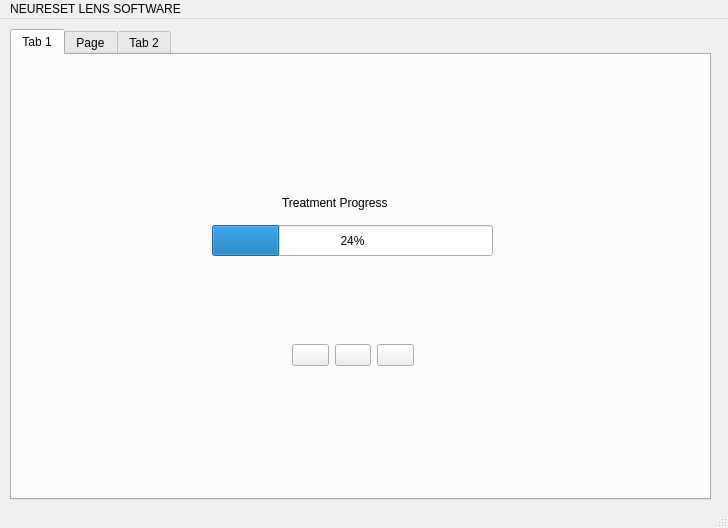
Qt form mainwindow.ui (CATBOYCOWBOY/COMP3004A4) before a commit.
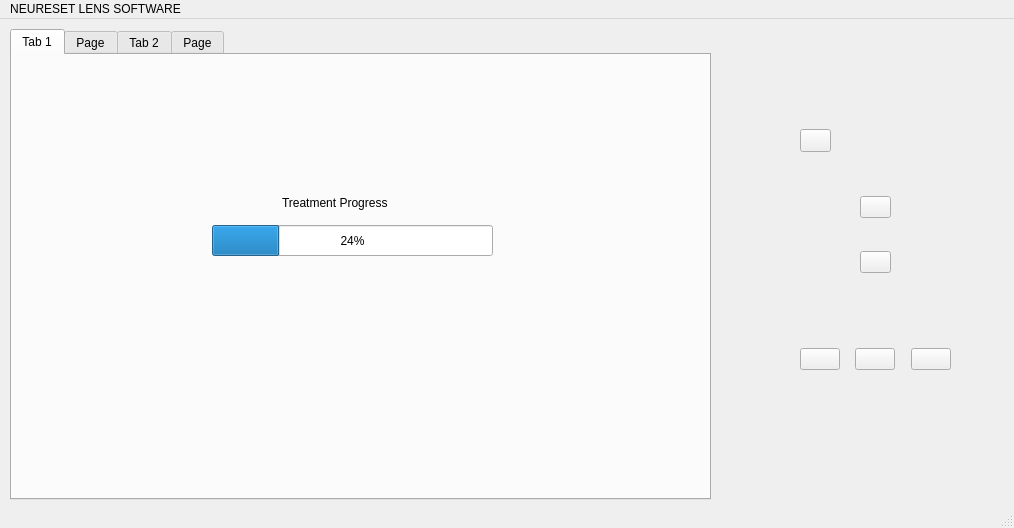
The same form after that commit. The open tabs and pages were chosen to show the change. Icons and pictures are not drawn.

Commit message: UI refactor based off Kristians sketch

Diff of the .ui file:
```diff
--- a/mainwindow.ui
+++ b/mainwindow.ui
@@ -6,7 +6,7 @@
    <rect>
     <x>0</x>
     <y>0</y>
-    <width>728</width>
+    <width>1014</width>
     <height>528</height>
    </rect>
   </property>
@@ -56,77 +56,6 @@
        <string>Treatment Progress</string>
       </property>
      </widget>
-     <widget class="QWidget" name="horizontalLayoutWidget">
-      <property name="geometry">
-       <rect>
-        <x>280</x>
-        <y>260</y>
-        <width>122</width>
-        <height>80</height>
-       </rect>
-      </property>
-      <layout class="QHBoxLayout" name="horizontalLayout">
-       <item>
-        <widget class="QPushButton" name="treatmentPauseButton">
-         <property name="text">
-          <string/>
-         </property>
-         <property name="icon">
-          <iconset resource="resources.qrc">
-           <normaloff>:/new/prefix1/assets/pauseIcon.jpg</normaloff>:/new/prefix1/assets/pauseIcon.jpg</iconset>
-         </property>
-        </widget>
-       </item>
-       <item>
-        <spacer name="horizontalSpacer">
-         <property name="orientation">
-          <enum>Qt::Horizontal</enum>
-         </property>
-         <property name="sizeHint" stdset="0">
-          <size>
-           <width>120</width>
-           <height>20</height>
-          </size>
-         </property>
-        </spacer>
-       </item>
-       <item>
-        <widget class="QPushButton" name="treatmentStartButton">
-         <property name="text">
-          <string/>
-         </property>
-         <property name="icon">
-          <iconset resource="resources.qrc">
-           <normaloff>:/new/prefix1/assets/playIcon.jpg</normaloff>:/new/prefix1/assets/playIcon.jpg</iconset>
-         </property>
-        </widget>
-       </item>
-       <item>
-        <spacer name="horizontalSpacer_2">
-         <property name="orientation">
-          <enum>Qt::Horizontal</enum>
-         </property>
-         <property name="sizeHint" stdset="0">
-          <size>
-           <width>120</width>
-           <height>20</height>
-          </size>
-         </property>
-        </spacer>
-       </item>
-       <item>
-        <widget class="QPushButton" name="treatmentStopButton">
-         <property name="text">
-          <string/>
-         </property>
-         <property name="icon">
-          <iconset resource="resources.qrc">
-           <normaloff>:/new/prefix1/assets/stopButton.jpg</normaloff>:/new/prefix1/assets/stopButton.jpg</iconset>
-         </property>
-        </widget>
-       </item>
-      </layout>
-     </widget>
      <widget class="QLabel" name="treatmentAlertLabel">
       <property name="geometry">
        <rect>
@@ -164,6 +93,133 @@
       </property>
      </widget>
     </widget>
+    <widget class="QWidget" name="tab_4">
+     <attribute name="title">
+      <string>Page</string>
+     </attribute>
+    </widget>
+   </widget>
+   <widget class="QWidget" name="horizontalLayoutWidget">
+    <property name="geometry">
+     <rect>
+      <x>800</x>
+      <y>300</y>
+      <width>151</width>
+      <height>80</height>
+     </rect>
+    </property>
+    <layout class="QHBoxLayout" name="horizontalLayout">
+     <item>
+      <widget class="QPushButton" name="pauseButton">
+       <property name="text">
+        <string/>
+       </property>
+       <property name="icon">
+        <iconset resource="resources.qrc">
+         <normaloff>:/new/prefix1/assets/pauseIcon.jpg</normaloff>:/new/prefix1/assets/pauseIcon.jpg</iconset>
+       </property>
+      </widget>
+     </item>
+     <item>
+      <spacer name="horizontalSpacer">
+       <property name="orientation">
+        <enum>Qt::Horizontal</enum>
+       </property>
+       <property name="sizeHint" stdset="0">
+        <size>
+         <width>120</width>
+         <height>40</height>
+        </size>
+       </property>
+      </spacer>
+     </item>
+     <item>
+      <widget class="QPushButton" name="playButton">
+       <property name="text">
+        <string/>
+       </property>
+       <property name="icon">
+        <iconset resource="resources.qrc">
+         <normaloff>:/new/prefix1/assets/playIcon.jpg</normaloff>:/new/prefix1/assets/playIcon.jpg</iconset>
+       </property>
+      </widget>
+     </item>
+     <item>
+      <spacer name="horizontalSpacer_2">
+       <property name="orientation">
+        <enum>Qt::Horizontal</enum>
+       </property>
+       <property name="sizeHint" stdset="0">
+        <size>
+         <width>120</width>
+         <height>20</height>
+        </size>
+       </property>
+      </spacer>
+     </item>
+     <item>
+      <widget class="QPushButton" name="stopButton">
+       <property name="text">
+        <string/>
+       </property>
+       <property name="icon">
+        <iconset resource="resources.qrc">
+         <normaloff>:/new/prefix1/assets/stopButton.jpg</normaloff>:/new/prefix1/assets/stopButton.jpg</iconset>
+       </property>
+      </widget>
+     </item>
+    </layout>
+   </widget>
+   <widget class="QWidget" name="verticalLayoutWidget">
+    <property name="geometry">
+     <rect>
+      <x>860</x>
+      <y>150</y>
+      <width>31</width>
+      <height>131</height>
+     </rect>
+    </property>
+    <layout class="QVBoxLayout" name="verticalLayout">
+     <item>
+      <widget class="QPushButton" name="upButton">
+       <property name="text">
+        <string/>
+       </property>
+       <property name="icon">
+        <iconset resource="resources.qrc">
+         <normaloff>:/new/prefix1/assets/uparrow.png</normaloff>:/new/prefix1/assets/uparrow.png</iconset>
+       </property>
+      </widget>
+     </item>
+     <item>
+      <widget class="QPushButton" name="downButton">
+       <property name="text">
+        <string/>
+       </property>
+       <property name="icon">
+        <iconset resource="resources.qrc">
+         <normaloff>:/new/prefix1/assets/downarrow.png</normaloff>:/new/prefix1/assets/downarrow.png</iconset>
+       </property>
+      </widget>
+     </item>
+    </layout>
+   </widget>
+   <widget class="QPushButton" name="menuButton">
+    <property name="geometry">
+     <rect>
+      <x>800</x>
+      <y>110</y>
+      <width>31</width>
+      <height>23</height>
+     </rect>
+    </property>
+    <property name="text">
+     <string/>
+    </property>
+    <property name="icon">
+     <iconset resource="resources.qrc">
+      <normaloff>:/new/prefix1/assets/menu.png</normaloff>:/new/prefix1/assets/menu.png</iconset>
+    </property>
    </widget>
   </widget>
   <widget class="QStatusBar" name="statusbar"/>
@@ -172,7 +228,7 @@
     <rect>
      <x>0</x>
      <y>0</y>
-     <width>728</width>
+     <width>1014</width>
      <height>20</height>
     </rect>
    </property>
```
Left out of the diff: 2 changed lines with no effect on the pictures. The commit also changes 5 other files.
